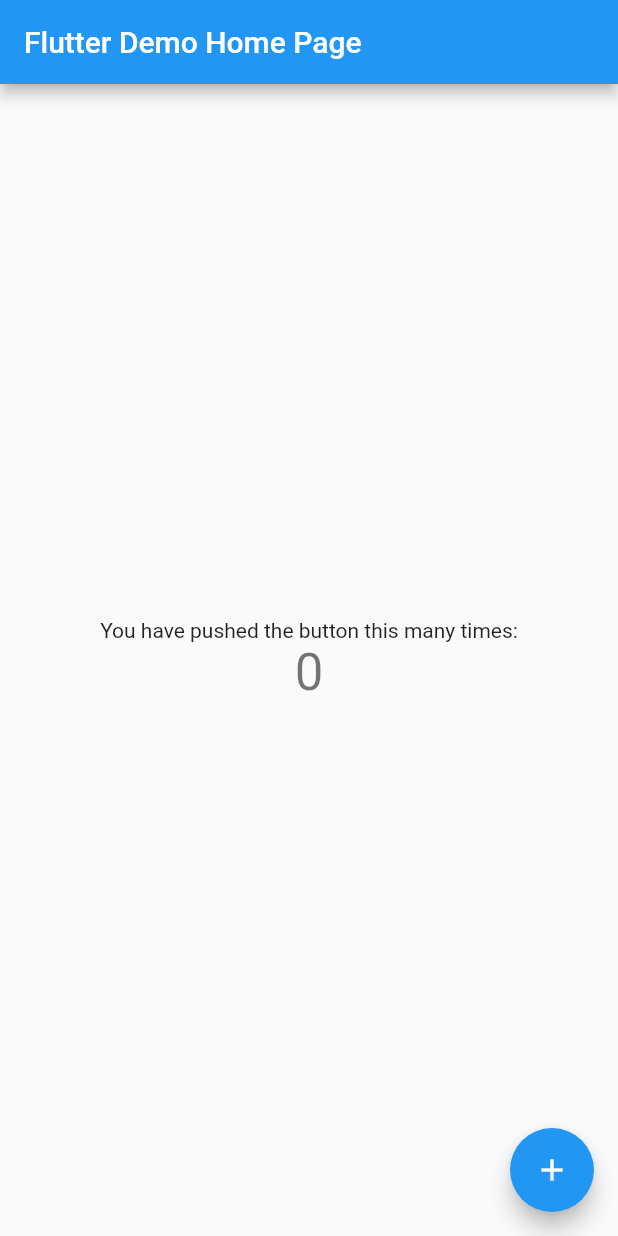
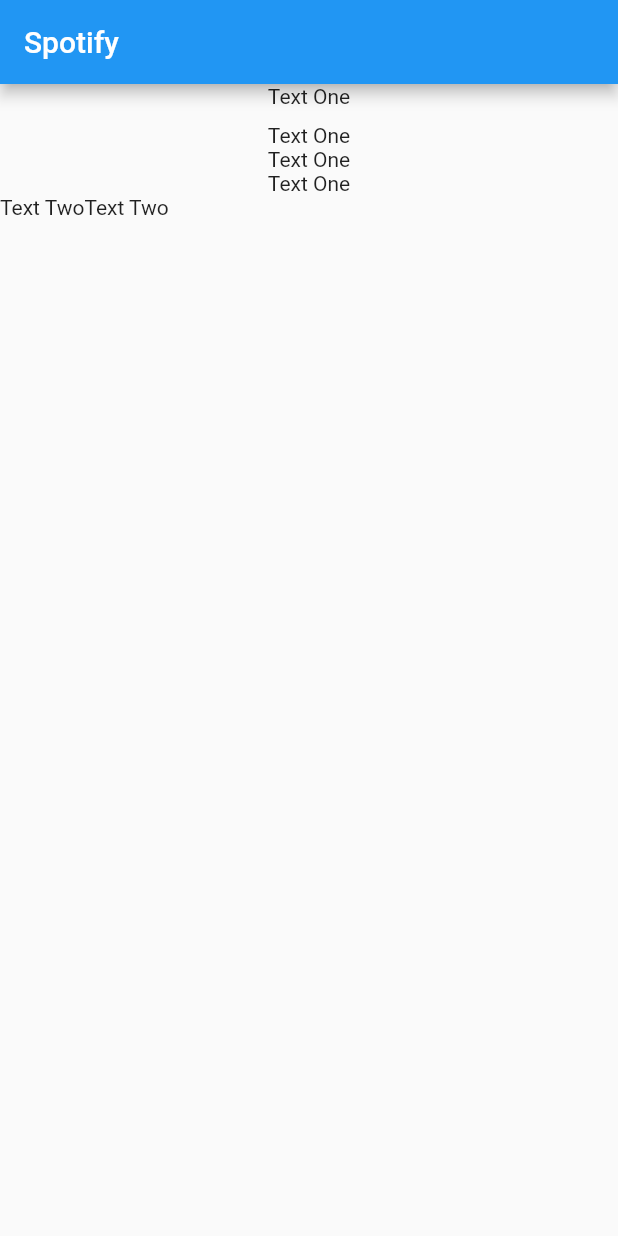
Before and after one commit to mullatoez/Spotify-Clone, a Flutter app: the screen it shows after launch, on a phone screen of 412 x 824 dp. Run offline on Flutter 3.47's test engine with Material 2 defaults, Android fonts, the phone set to English and light mode, and no system bars.

Commit message:
Added some columns

```diff
--- a/lib/main.dart
+++ b/lib/main.dart
@@ -1,4 +1,5 @@
 import 'package:flutter/material.dart';
+import 'package:spotify_clone/screens/register_screen.dart';
 
 void main() {
   runApp(const MyApp());
@@ -11,105 +12,11 @@ class MyApp extends StatelessWidget {
   @override
   Widget build(BuildContext context) {
     return MaterialApp(
-      title: 'Flutter Demo',
       theme: ThemeData(
-        // This is the theme of your application.
-        //
-        // Try running your application with "flutter run". You'll see the
-        // application has a blue toolbar. Then, without quitting the app, try
-        // changing the primarySwatch below to Colors.green and then invoke
-        // "hot reload" (press "r" in the console where you ran "flutter run",
-        // or simply save your changes to "hot reload" in a Flutter IDE).
-        // Notice that the counter didn't reset back to zero; the application
-        // is not restarted.
+
         primarySwatch: Colors.blue,
       ),
-      home: const MyHomePage(title: 'Flutter Demo Home Page'),
+      home: RegisterScreen()
     );
   }
 }
-
-class MyHomePage extends StatefulWidget {
-  const MyHomePage({super.key, required this.title});
-
-  // This widget is the home page of your application. It is stateful, meaning
-  // that it has a State object (defined below) that contains fields that affect
-  // how it looks.
-
-  // This class is the configuration for the state. It holds the values (in this
-  // case the title) provided by the parent (in this case the App widget) and
-  // used by the build method of the State. Fields in a Widget subclass are
-  // always marked "final".
-
-  final String title;
-
-  @override
-  State<MyHomePage> createState() => _MyHomePageState();
-}
-
-class _MyHomePageState extends State<MyHomePage> {
-  int _counter = 0;
-
-  void _incrementCounter() {
-    setState(() {
-      // This call to setState tells the Flutter framework that something has
-      // changed in this State, which causes it to rerun the build method below
-      // so that the display can reflect the updated values. If we changed
-      // _counter without calling setState(), then the build method would not be
-      // called again, and so nothing would appear to happen.
-      _counter++;
-    });
-  }
-
-  @override
-  Widget build(BuildContext context) {
-    // This method is rerun every time setState is called, for instance as done
-    // by the _incrementCounter method above.
-    //
-    // The Flutter framework has been optimized to make rerunning build methods
-    // fast, so that you can just rebuild anything that needs updating rather
-    // than having to individually change instances of widgets.
-    return Scaffold(
-      appBar: AppBar(
-        // Here we take the value from the MyHomePage object that was created by
-        // the App.build method, and use it to set our appbar title.
-        title: Text(widget.title),
-      ),
-      body: Center(
-        // Center is a layout widget. It takes a single child and positions it
-        // in the middle of the parent.
-        child: Column(
-          // Column is also a layout widget. It takes a list of children and
-          // arranges them vertically. By default, it sizes itself to fit its
-          // children horizontally, and tries to be as tall as its parent.
-          //
-          // Invoke "debug painting" (press "p" in the console, choose the
-          // "Toggle Debug Paint" action from the Flutter Inspector in Android
-          // Studio, or the "Toggle Debug Paint" command in Visual Studio Code)
-          // to see the wireframe for each widget.
-          //
-          // Column has various properties to control how it sizes itself and
-          // how it positions its children. Here we use mainAxisAlignment to
-          // center the children vertically; the main axis here is the vertical
-          // axis because Columns are vertical (the cross axis would be
-          // horizontal).
-          mainAxisAlignment: MainAxisAlignment.center,
-          children: <Widget>[
-            const Text(
-              'You have pushed the button this many times:',
-            ),
-            Text(
-              '$_counter',
-              style: Theme.of(context).textTheme.headline4,
-            ),
-          ],
-        ),
-      ),
-      floatingActionButton: FloatingActionButton(
-        onPressed: _incrementCounter,
-        tooltip: 'Increment',
-        child: const Icon(Icons.add),
-      ), // This trailing comma makes auto-formatting nicer for build methods.
-    );
-  }
-}
--- /dev/null
+++ b/lib/screens/register_screen.dart
@@ -0,0 +1,48 @@
+import 'package:flutter/src/widgets/container.dart';
+import 'package:flutter/src/widgets/framework.dart';
+import 'package:flutter/material.dart';
+
+class RegisterScreen extends StatefulWidget {
+  const RegisterScreen({super.key});
+
+  @override
+  State<RegisterScreen> createState() => _RegisterScreenState();
+}
+
+class _RegisterScreenState extends State<RegisterScreen> {
+  @override
+  Widget build(BuildContext context) {
+    return Scaffold(
+      appBar: AppBar(
+        title: Text(
+          'Spotify',
+        ),
+      ),
+      body: Column(children: [
+        Text(
+          'Text One',
+        ),
+        SizedBox(height: 10,),
+        Text(
+          'Text One',
+        ),
+        Text(
+          'Text One',
+        ),
+        Text(
+          'Text One',
+        ),
+        Row(
+          children: [
+            Text(
+              'Text Two',
+            ),
+            Text(
+              'Text Two',
+            ),
+          ],
+        ),
+      ]),
+    );
+  }
+}
```
